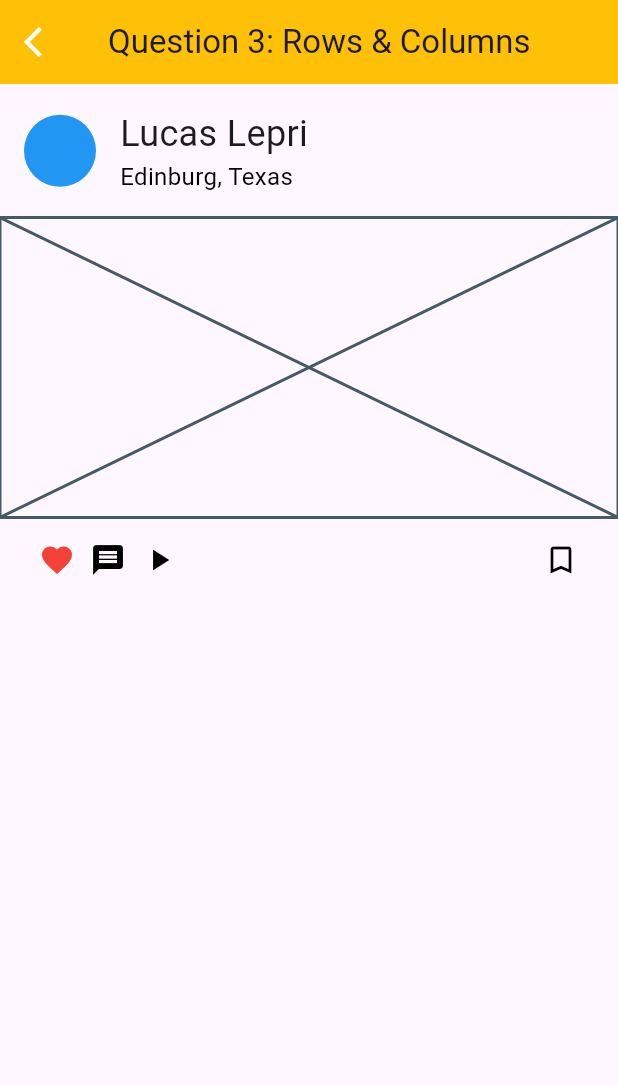
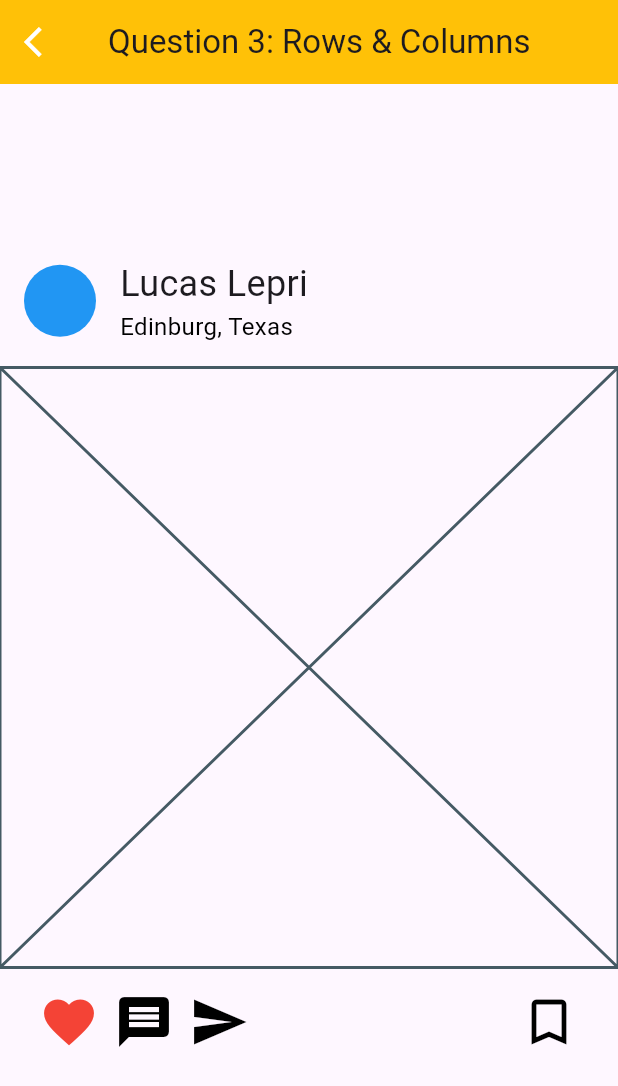
Before and after one commit to JCANTHONY47/HW3forSE2, a Flutter app: the screen it shows after launch, after a tap on "Question 3", on a phone screen of 412 x 824 dp. Shown: the top 1086 px of the screen. Run offline on Flutter 3.47's test engine with Material 3 defaults, Android fonts, the phone set to English and light mode, and no system bars.

```diff
--- a/lib/questions/question2.dart
+++ b/lib/questions/question2.dart
@@ -28,7 +28,7 @@ class Question2 extends StatelessWidget {
                 'Lucas Lepri',
                 style: TextStyle(
                   fontSize: 24,
-                  fontWeight: FontWeight.bold,
+                  fontWeight: FontWeight.normal,
                 ),
               ),
               SizedBox(height: 4), // Spacing between name and location
--- a/lib/questions/question3.dart
+++ b/lib/questions/question3.dart
@@ -22,6 +22,8 @@ class Question3 extends StatelessWidget {
           centerTitle: true,
         ),
         body: Center(
+          child: Padding(
+          padding: const EdgeInsets.only(top: 100), // Adjust this value to move the content down
           child: Column(
             mainAxisAlignment: MainAxisAlignment.start,
             children: <Widget>[
@@ -60,7 +62,7 @@ class Question3 extends StatelessWidget {
                 color: Color(0xFF455A64),
                 strokeWidth: 2.0,
                 fallbackWidth: 400.0,
-                fallbackHeight: 200.0,
+                fallbackHeight: 400.0,
               ),
               Padding(
                 padding: const EdgeInsets.all(16.0),
@@ -68,22 +70,23 @@ class Question3 extends StatelessWidget {
                   mainAxisAlignment: MainAxisAlignment.spaceEvenly,
                   children: <Widget>[
               SizedBox(width: 10), // Space between widgets
-              Icon(Icons.favorite, color: Colors.red),
+              Icon(Icons.favorite, color: Colors.red, size: 40.0),
               SizedBox(width: 10), // Space between widgets
               Transform(
                 alignment: Alignment.center,
                 transform: Matrix4.rotationY(3.14),
-                child: Icon(Icons.comment, color: Colors.black),
+                child: Icon(Icons.comment, color: Colors.black, size: 40.0),
               ),
               SizedBox(width: 10), // Space between widgets
-              Icon(Icons.play_arrow, color: Colors.black),
+              Icon(Icons.send, color: Colors.black, size: 40.0),
               Spacer(), // Spacing between icons
-              Icon(Icons.bookmark_border_outlined, color: Colors.black),
+              Icon(Icons.bookmark_border_outlined, color: Colors.black, size: 40.0),
               SizedBox(width: 10), // Space between widgets
-                  ],
+                 ],
+                  ),
                 ),
-              ),
-            ],
+              ],
+            ),
           ),
         ),
       ),
```
Also changed, not shown: lib/questions/question1.dart (+4 -4 lines), lib/questions/question4.dart (+10 -6 lines).
